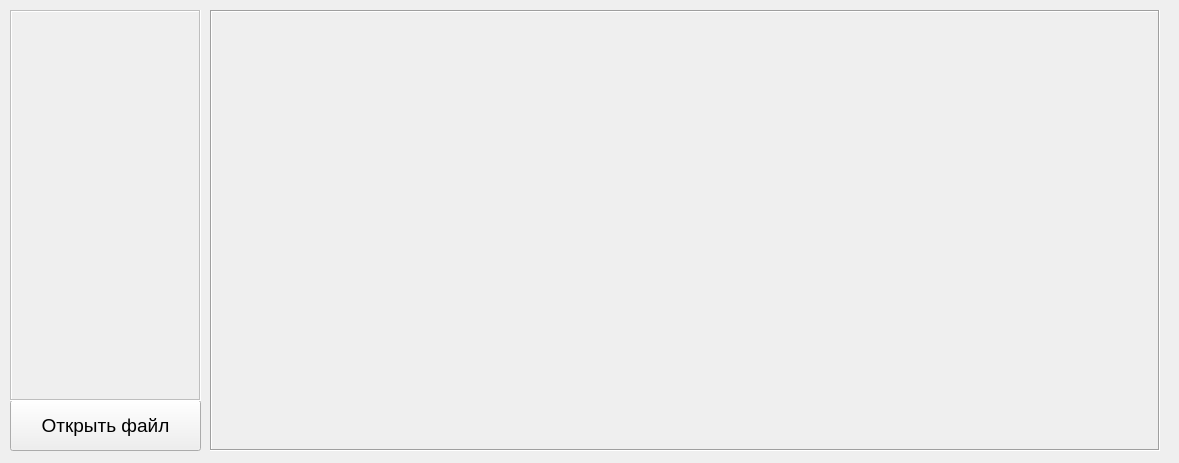
This is gui/main.ui in slashfast/bowhead_whale as Qt 5 draws it before an edit. The edited form follows.
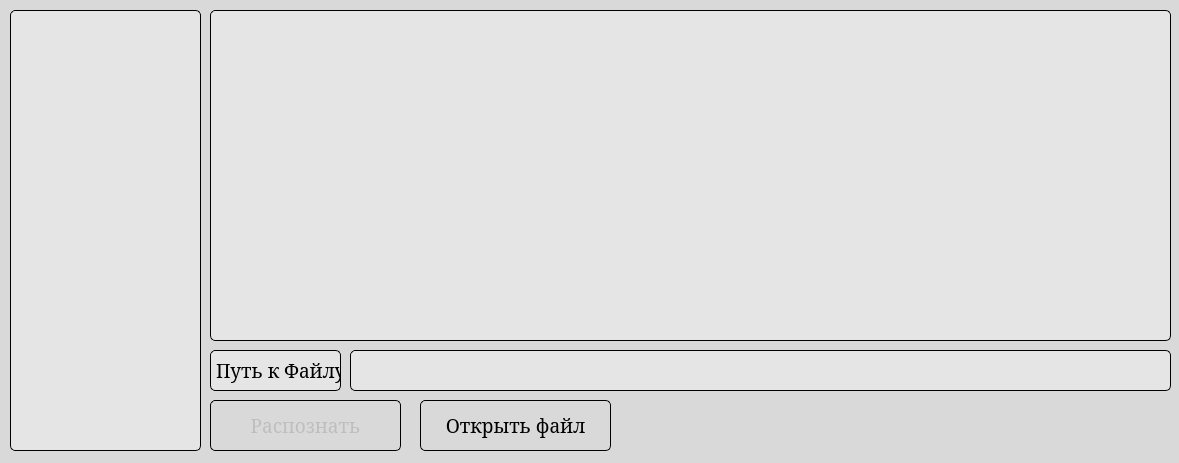
This is the edited form. Icons and pictures are not drawn.

Diff of the .ui file:
```diff
--- a/gui/main.ui
+++ b/gui/main.ui
@@ -38,15 +38,13 @@
     <normaloff>.</normaloff>.</iconset>
   </property>
   <property name="styleSheet">
-   <string notr="true">QWidget{
-  background-color #121212;
-}</string>
+   <string notr="true">background-color: rgb(217, 217, 217);</string>
   </property>
   <widget class="QWidget" name="centralwidget">
    <widget class="QPushButton" name="pushButton">
     <property name="geometry">
      <rect>
-      <x>10</x>
+      <x>420</x>
       <y>400</y>
       <width>191</width>
       <height>51</height>
@@ -54,6 +52,7 @@
     </property>
     <property name="font">
      <font>
+      <family>Constantia</family>
       <pointsize>14</pointsize>
       <weight>50</weight>
       <italic>false</italic>
@@ -64,7 +63,14 @@
      </font>
     </property>
     <property name="styleSheet">
-     <string notr="true"/>
+     <string notr="true">QPushButton{
+border-radius: 5px;
+border: 1px solid #000;
+}
+
+QPushButton:hover{
+background-color:rgb(229, 229, 229)
+}</string>
     </property>
     <property name="text">
      <string>Открыть файл</string>
@@ -75,12 +81,15 @@
      <rect>
       <x>210</x>
       <y>10</y>
-      <width>950</width>
-      <height>441</height>
+      <width>961</width>
+      <height>331</height>
      </rect>
     </property>
     <property name="styleSheet">
-     <string notr="true"/>
+     <string notr="true">border-radius: 5px;
+border: 1px solid #000;
+padding: 10px 20px;
+background-color: rgb(229, 229, 229)</string>
     </property>
     <property name="frameShape">
      <enum>QFrame::Box</enum>
@@ -104,11 +113,19 @@
       <x>10</x>
       <y>10</y>
       <width>191</width>
-      <height>391</height>
+      <height>441</height>
      </rect>
     </property>
+    <property name="font">
+     <font>
+      <family>Constantia</family>
+     </font>
+    </property>
     <property name="styleSheet">
-     <string notr="true"/>
+     <string notr="true">border-radius: 5px;
+border: 1px solid #000;
+padding: 10px 20px;
+background-color: rgb(229, 229, 229)</string>
     </property>
     <property name="frameShape">
      <enum>QFrame::Box</enum>
@@ -126,6 +143,105 @@
      <set>Qt::AlignCenter</set>
     </property>
    </widget>
+   <widget class="QPushButton" name="pushButton_2">
+    <property name="enabled">
+     <bool>false</bool>
+    </property>
+    <property name="geometry">
+     <rect>
+      <x>210</x>
+      <y>400</y>
+      <width>191</width>
+      <height>51</height>
+     </rect>
+    </property>
+    <property name="font">
+     <font>
+      <family>Constantia</family>
+      <pointsize>14</pointsize>
+      <weight>50</weight>
+      <italic>false</italic>
+      <bold>false</bold>
+      <underline>false</underline>
+      <strikeout>false</strikeout>
+      <kerning>false</kerning>
+     </font>
+    </property>
+    <property name="styleSheet">
+     <string notr="true">QPushButton{
+border-radius: 5px;
+border: 1px solid #000;
+}
+
+QPushButton:hover{
+background-color:rgb(229, 229, 229)
+}</string>
+    </property>
+    <property name="text">
+     <string>Распознать</string>
+    </property>
+   </widget>
+   <widget class="QLabel" name="label_3">
+    <property name="geometry">
+     <rect>
+      <x>350</x>
+      <y>350</y>
+      <width>821</width>
+      <height>41</height>
+     </rect>
+    </property>
+    <property name="font">
+     <font>
+      <family>Constantia</family>
+      <pointsize>14</pointsize>
+     </font>
+    </property>
+    <property name="styleSheet">
+     <string notr="true">border-radius: 5px;
+border: 1px solid #000;
+padding: 10px 20px;
+background-color: rgb(229, 229, 229)</string>
+    </property>
+    <property name="frameShape">
+     <enum>QFrame::Panel</enum>
+    </property>
+    <property name="frameShadow">
+     <enum>QFrame::Plain</enum>
+    </property>
+    <property name="text">
+     <string/>
+    </property>
+   </widget>
+   <widget class="QLabel" name="label_4">
+    <property name="geometry">
+     <rect>
+      <x>210</x>
+      <y>350</y>
+      <width>131</width>
+      <height>41</height>
+     </rect>
+    </property>
+    <property name="font">
+     <font>
+      <family>Constantia</family>
+      <pointsize>14</pointsize>
+     </font>
+    </property>
+    <property name="styleSheet">
+     <string notr="true">border-radius: 5px;
+border: 1px solid #000;
+background-color: rgb(229, 229, 229)</string>
+    </property>
+    <property name="frameShape">
+     <enum>QFrame::Box</enum>
+    </property>
+    <property name="frameShadow">
+     <enum>QFrame::Raised</enum>
+    </property>
+    <property name="text">
+     <string>Путь к Файлу:</string>
+    </property>
+   </widget>
   </widget>
   <action name="actionOpen_FIle">
    <property name="text">
```
Left out of the diff: 6 changed lines with no effect on the pictures.
